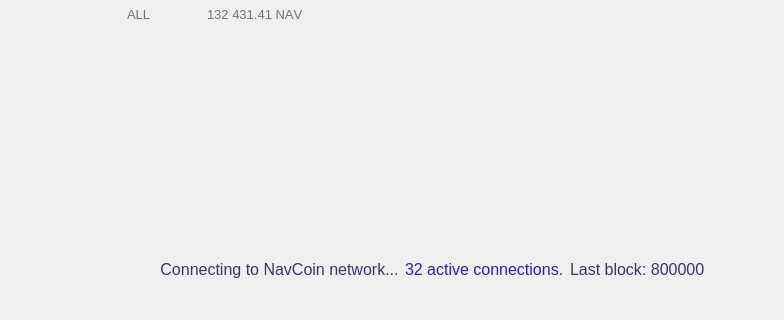
Qt form src/qt/forms/overviewpage.ui (navcoin/navcoin-core) before a commit; both pictures show x 0 to 784 and y 389 to 709 of the 865 by 709 pixel window.
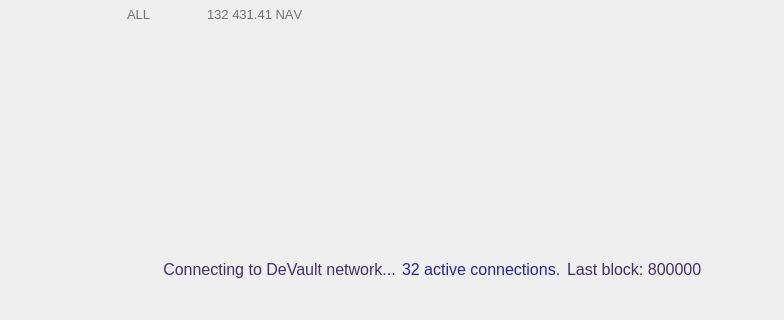
The same form after that commit. Custom widgets are drawn as their Qt base class.

The edit to the form file:
```diff
--- a/src/qt/forms/overviewpage.ui
+++ b/src/qt/forms/overviewpage.ui
@@ -1206,7 +1206,7 @@
         <string notr="true">color: #452f6a</string>
        </property>
        <property name="text">
-        <string>Connecting to NavCoin network...</string>
+        <string>Connecting to DeVault network...</string>
        </property>
        <property name="alignment">
         <set>Qt::AlignCenter</set>
```
